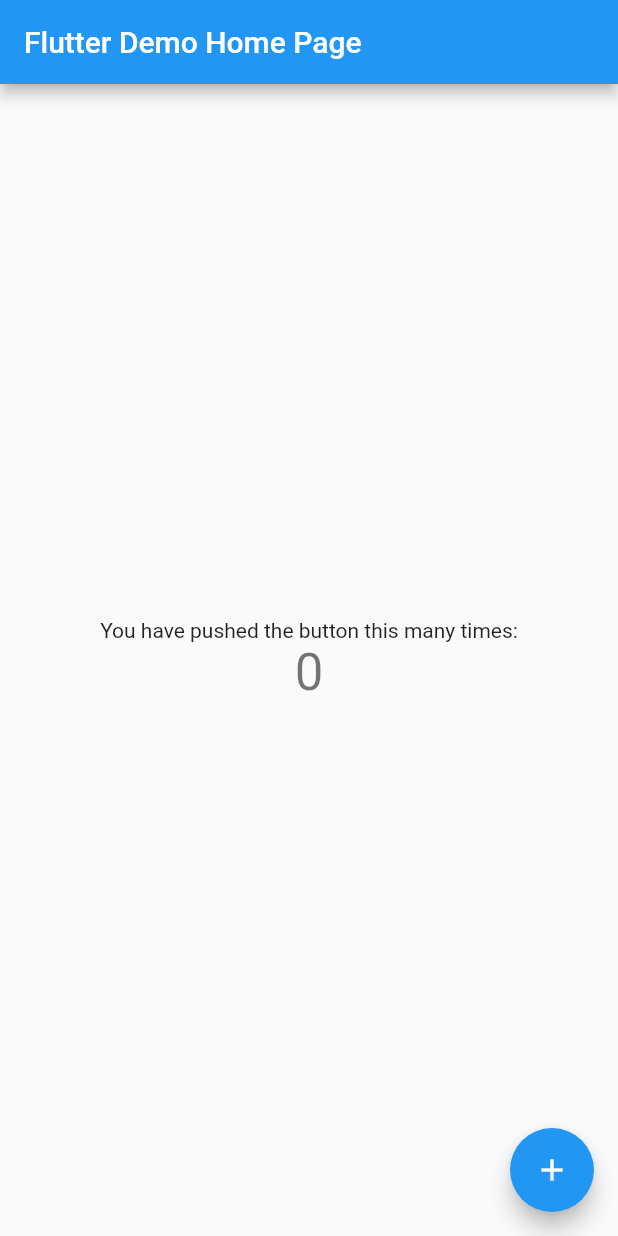
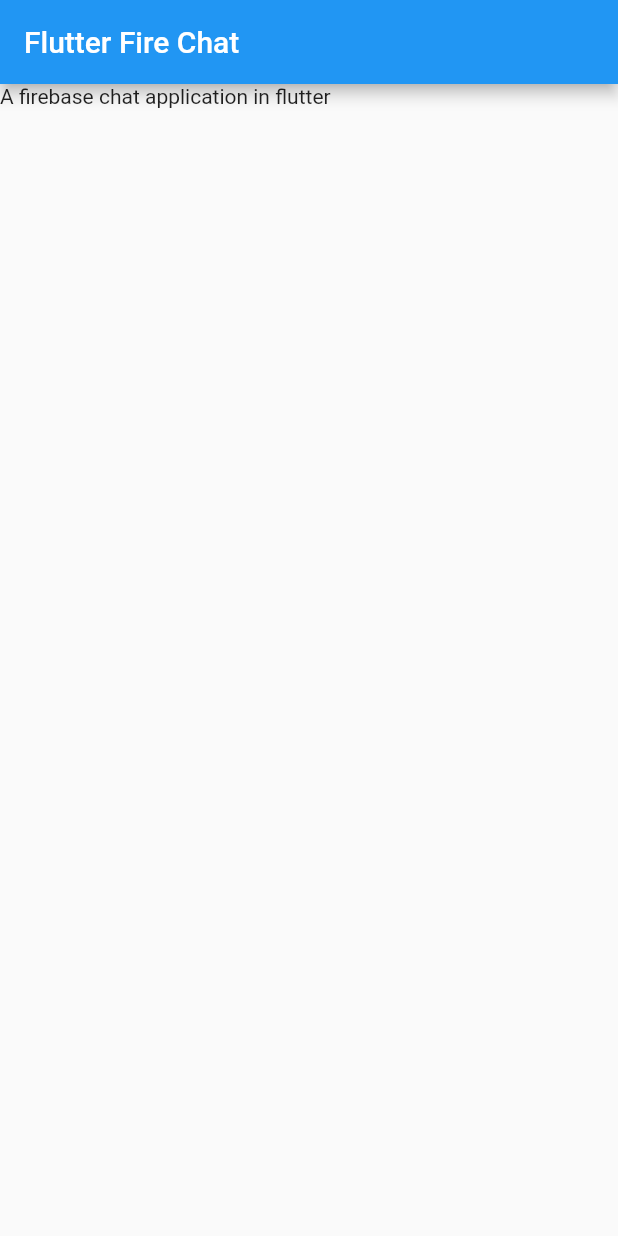
Before and after one commit to lohanidamodar/flutter_fire_chat, a Flutter app: the screen it shows after launch, on a phone screen of 412 x 824 dp. Run offline on Flutter 3.47's test engine with Material 2 defaults, Android fonts, the phone set to English and light mode, and no system bars.

Commit message:
basic setup

```diff
--- a/lib/main.dart
+++ b/lib/main.dart
@@ -3,109 +3,33 @@ import 'package:flutter/material.dart';
 void main() => runApp(MyApp());
 
 class MyApp extends StatelessWidget {
-  // This widget is the root of your application.
   @override
   Widget build(BuildContext context) {
     return MaterialApp(
-      title: 'Flutter Demo',
+      title: 'Flutter Fire Chat',
       theme: ThemeData(
-        // This is the theme of your application.
-        //
-        // Try running your application with "flutter run". You'll see the
-        // application has a blue toolbar. Then, without quitting the app, try
-        // changing the primarySwatch below to Colors.green and then invoke
-        // "hot reload" (press "r" in the console where you ran "flutter run",
-        // or simply save your changes to "hot reload" in a Flutter IDE).
-        // Notice that the counter didn't reset back to zero; the application
-        // is not restarted.
         primarySwatch: Colors.blue,
       ),
-      home: MyHomePage(title: 'Flutter Demo Home Page'),
+      home: HomePage(),
     );
   }
 }
 
-class MyHomePage extends StatefulWidget {
-  MyHomePage({Key key, this.title}) : super(key: key);
-
-  // This widget is the home page of your application. It is stateful, meaning
-  // that it has a State object (defined below) that contains fields that affect
-  // how it looks.
-
-  // This class is the configuration for the state. It holds the values (in this
-  // case the title) provided by the parent (in this case the App widget) and
-  // used by the build method of the State. Fields in a Widget subclass are
-  // always marked "final".
-
-  final String title;
-
+class HomePage extends StatelessWidget {
   @override
-  _MyHomePageState createState() => _MyHomePageState();
-}
-
-class _MyHomePageState extends State<MyHomePage> {
-  int _counter = 0;
-
-  void _incrementCounter() {
-    setState(() {
-      // This call to setState tells the Flutter framework that something has
-      // changed in this State, which causes it to rerun the build method below
-      // so that the display can reflect the updated values. If we changed
-      // _counter without calling setState(), then the build method would not be
-      // called again, and so nothing would appear to happen.
-      _counter++;
-    });
-  }
-
-  @override
-  Widget build(BuildContext context) {
-    // This method is rerun every time setState is called, for instance as done
-    // by the _incrementCounter method above.
-    //
-    // The Flutter framework has been optimized to make rerunning build methods
-    // fast, so that you can just rebuild anything that needs updating rather
-    // than having to individually change instances of widgets.
+  Widget build(BuildContext context){
     return Scaffold(
       appBar: AppBar(
-        // Here we take the value from the MyHomePage object that was created by
-        // the App.build method, and use it to set our appbar title.
-        title: Text(widget.title),
+        title: Text('Flutter Fire Chat'),
       ),
-      body: Center(
-        // Center is a layout widget. It takes a single child and positions it
-        // in the middle of the parent.
+      body: SingleChildScrollView(
         child: Column(
-          // Column is also layout widget. It takes a list of children and
-          // arranges them vertically. By default, it sizes itself to fit its
-          // children horizontally, and tries to be as tall as its parent.
-          //
-          // Invoke "debug painting" (press "p" in the console, choose the
-          // "Toggle Debug Paint" action from the Flutter Inspector in Android
-          // Studio, or the "Toggle Debug Paint" command in Visual Studio Code)
-          // to see the wireframe for each widget.
-          //
-          // Column has various properties to control how it sizes itself and
-          // how it positions its children. Here we use mainAxisAlignment to
-          // center the children vertically; the main axis here is the vertical
-          // axis because Columns are vertical (the cross axis would be
-          // horizontal).
-          mainAxisAlignment: MainAxisAlignment.center,
+          crossAxisAlignment: CrossAxisAlignment.start,
           children: <Widget>[
-            Text(
-              'You have pushed the button this many times:',
-            ),
-            Text(
-              '$_counter',
-              style: Theme.of(context).textTheme.display1,
-            ),
+            Text("A firebase chat application in flutter")
           ],
         ),
       ),
-      floatingActionButton: FloatingActionButton(
-        onPressed: _incrementCounter,
-        tooltip: 'Increment',
-        child: Icon(Icons.add),
-      ), // This trailing comma makes auto-formatting nicer for build methods.
     );
   }
 }
```
Also changed, not shown: pubspec.yaml (+0 -55 lines).
